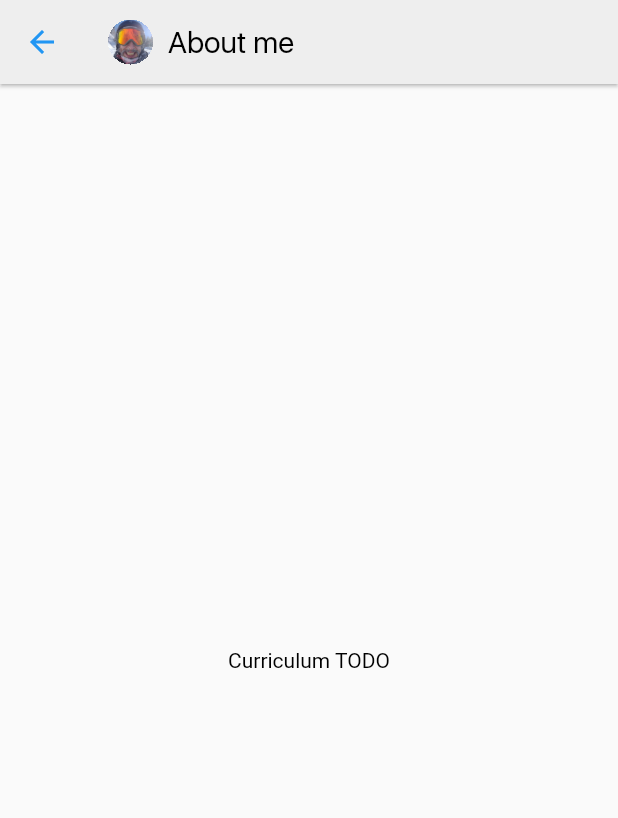
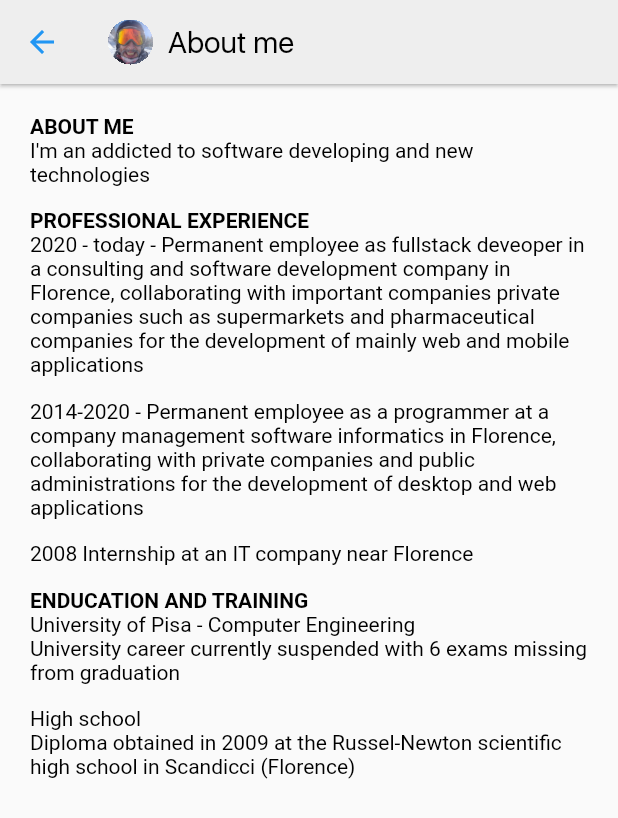
Before and after one commit to mceck/stupid-ios, a Flutter app: the screen it shows after launch, item 2 of the bottom bar chosen, on a phone screen of 412 x 824 dp. Shown: the top 818 px of the screen. Run offline on Flutter 3.47's test engine with Material 2 defaults, Android fonts, the phone set to English and light mode, and no system bars; our stand-ins replace flutter_highlight.

Commit message:
add curriculum

```diff
--- a/lib/screens/curriculum/Curriculum.dart
+++ b/lib/screens/curriculum/Curriculum.dart
@@ -33,10 +33,65 @@ class _CurriculumState extends State<Curriculum> {
         ),
         elevation: 1,
       ),
-      body: Center(
-        child: Text(
-          'Curriculum TODO',
-          style: TextStyle(color: Colors.black),
+      body: Padding(
+        padding: const EdgeInsets.all(20),
+        child: Column(
+          crossAxisAlignment: CrossAxisAlignment.start,
+          children: [
+            Text(
+              'ABOUT ME',
+              style:
+                  TextStyle(color: Colors.black, fontWeight: FontWeight.bold),
+            ),
+            Text(
+              'I\'m an addicted to software developing and new technologies',
+              style: TextStyle(color: Colors.black),
+            ),
+            SizedBox(height: 15),
+            Text(
+              'PROFESSIONAL EXPERIENCE',
+              style:
+                  TextStyle(color: Colors.black, fontWeight: FontWeight.bold),
+            ),
+            Text(
+              '2020 - today - Permanent employee as fullstack deveoper in a consulting and software development company in Florence, collaborating with important companies private companies such as supermarkets and pharmaceutical companies for the development of mainly web and mobile applications',
+              style: TextStyle(color: Colors.black),
+            ),
+            SizedBox(height: 15),
+            Text(
+              '2014-2020 - Permanent employee as a programmer at a company management software informatics in Florence, collaborating with private companies and public administrations for the development of desktop and web applications',
+              style: TextStyle(color: Colors.black),
+            ),
+            SizedBox(height: 15),
+            Text(
+              '2008 Internship at an IT company near Florence',
+              style: TextStyle(color: Colors.black),
+            ),
+            SizedBox(height: 15),
+            Text(
+              'ENDUCATION AND TRAINING',
+              style:
+                  TextStyle(color: Colors.black, fontWeight: FontWeight.bold),
+            ),
+            Text(
+              'University of Pisa - Computer Engineering',
+              style: TextStyle(color: Colors.black),
+            ),
+            Text(
+              'University career currently suspended with 6 exams missing from graduation',
+              style: TextStyle(color: Colors.black),
+            ),
+            SizedBox(height: 15),
+            Text(
+              'High school',
+              style: TextStyle(color: Colors.black),
+            ),
+            Text(
+              'Diploma obtained in 2009 at the Russel-Newton scientific high school in Scandicci (Florence)',
+              style: TextStyle(color: Colors.black),
+            ),
+            SizedBox(height: 15),
+          ],
         ),
       ),
     );
```
